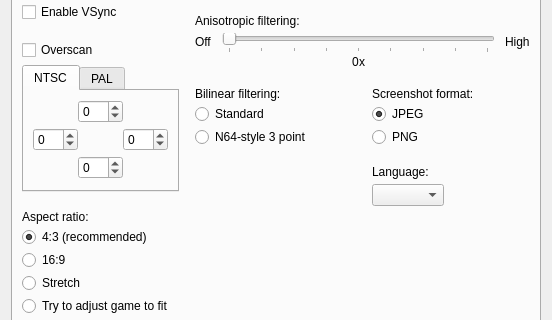
Above: mupen64plus-video-gliden64/upstream/src/GLideNUI/configDialog.ui from mupen64plus-ae/mupen64plus-ae before the change; both pictures show x 0 to 552 and y 189 to 509 of the 552 by 681 pixel window. Below: the same form after it.
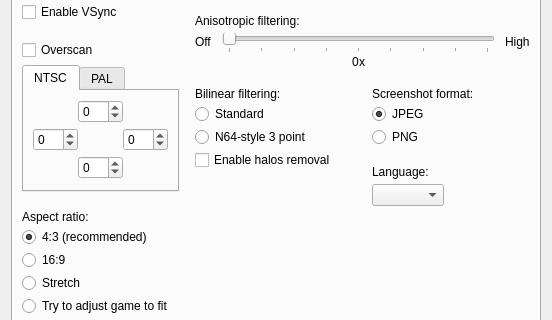
That is the form after the change. Icons and pictures are not drawn.

```diff
--- a/mupen64plus-video-gliden64/upstream/src/GLideNUI/configDialog.ui
+++ b/mupen64plus-video-gliden64/upstream/src/GLideNUI/configDialog.ui
@@ -822,6 +822,13 @@
                     </property>
                    </widget>
                   </item>
+                  <item>
+                   <widget class="QCheckBox" name="halosRemovalCheckBox">
+                    <property name="text">
+                     <string>Enable halos removal</string>
+                    </property>
+                   </widget>
+                  </item>
                  </layout>
                 </widget>
                </item>
```
Left out of the diff: 8 changed lines with no effect on the pictures.
